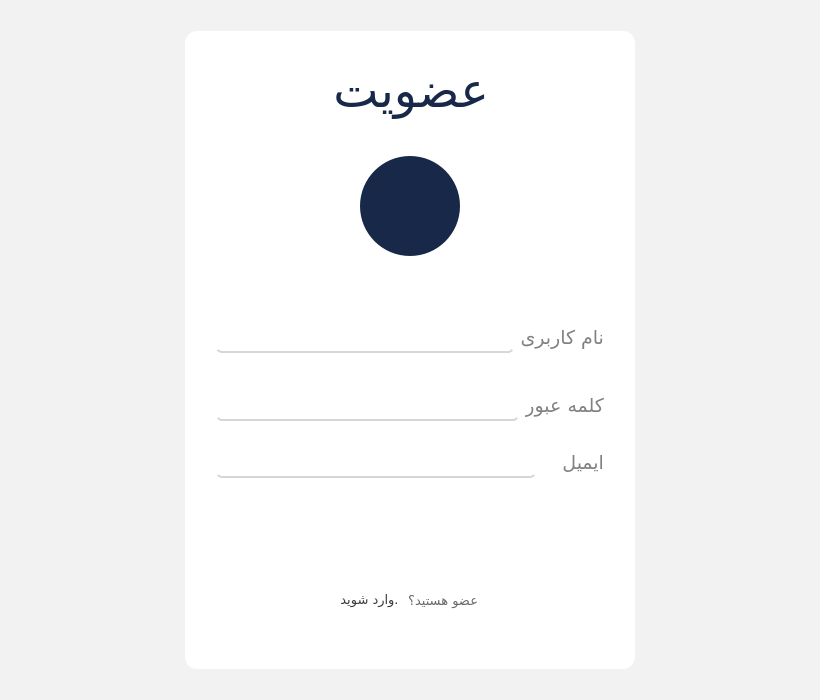
Old version of the form mainwindow.ui in the repository seyedmahdii/cinema_project.
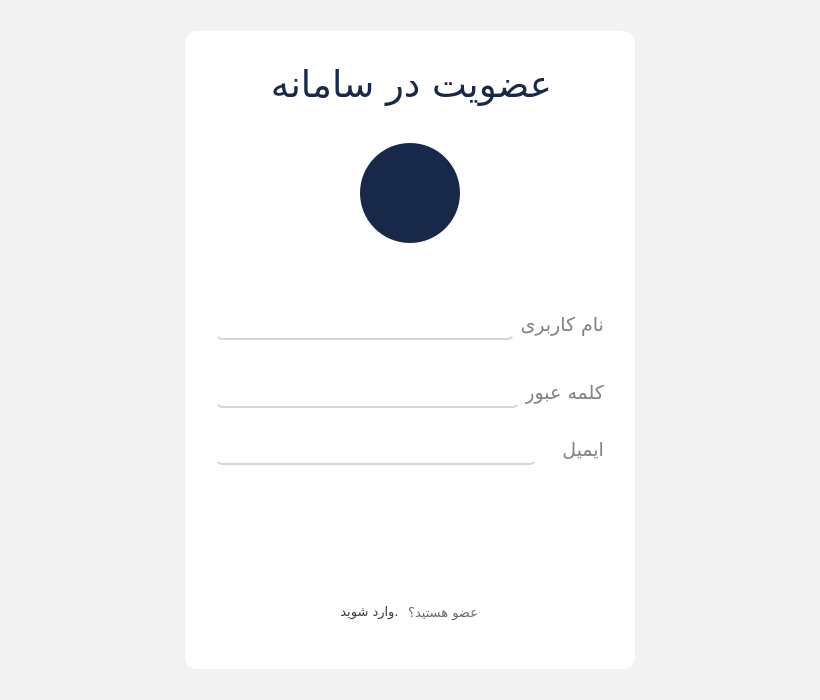
New version of the form. Icons and pictures are not drawn.

Patch:
```diff
--- a/mainwindow.ui
+++ b/mainwindow.ui
@@ -22,10 +22,6 @@
   <property name="styleSheet">
    <string notr="true">#MainWindow{
 	background-color: red;
-    display: grid;
-    place-items: center;
-    width: 100%;
-    min-height: 100vh;
 }</string>
   </property>
   <widget class="QWidget" name="centralWidget">
@@ -43,10 +39,6 @@
    <property name="styleSheet">
     <string notr="true">#centralWidget{
 	background-color: #f2f2f2;
-    display: grid;
-    place-items: center;
-    width: 100%;
-    min-height: 100vh;
 }
 #section_center{
     background-color: white;
@@ -162,29 +154,27 @@
              </spacer>
             </item>
             <item>
+             <layout class="QVBoxLayout" name="title_wrapper">
+              <property name="rightMargin">
+               <number>0</number>
+              </property>
+              <item>
              <widget class="QLabel" name="title">
-              <property name="minimumSize">
-               <size>
-                <width>135</width>
-                <height>0</height>
-               </size>
-              </property>
               <property name="font">
                <font>
                 <family>B Yekan</family>
-                <pointsize>36</pointsize>
-               </font>
-              </property>
-              <property name="mouseTracking">
-               <bool>false</bool>
-              </property>
-              <property name="layoutDirection">
-               <enum>Qt::RightToLeft</enum>
+                  <pointsize>28</pointsize>
+                 </font>
+                </property>
+                <property name="styleSheet">
+                 <string notr="true"/>
               </property>
               <property name="text">
-               <string>عضویت</string>
-              </property>
-             </widget>
+                 <string>عضویت در سامانه</string>
+                </property>
+               </widget>
+              </item>
+             </layout>
             </item>
             <item>
              <spacer name="horizontalSpacer">
@@ -253,8 +243,8 @@
                 </property>
                 <property name="maximumSize">
                  <size>
-                  <width>95</width>
-                  <height>95</height>
+                  <width>100</width>
+                  <height>100</height>
                  </size>
                 </property>
                 <property name="styleSheet">
@@ -418,14 +408,32 @@
            <item>
             <widget class="QWidget" name="btn_wrapper" native="true">
              <layout class="QHBoxLayout" name="_2">
+              <property name="leftMargin">
+               <number>0</number>
+              </property>
               <property name="topMargin">
                <number>20</number>
               </property>
+              <property name="rightMargin">
+               <number>0</number>
+              </property>
               <property name="bottomMargin">
                <number>20</number>
               </property>
               <item alignment="Qt::AlignVCenter">
                <widget class="QPushButton" name="submit_btn">
+                <property name="minimumSize">
+                 <size>
+                  <width>0</width>
+                  <height>50</height>
+                 </size>
+                </property>
+                <property name="maximumSize">
+                 <size>
+                  <width>16777215</width>
+                  <height>16777215</height>
+                 </size>
+                </property>
                 <property name="font">
                  <font>
                   <family>B Yekan</family>
@@ -435,6 +443,9 @@
                 <property name="cursor">
                  <cursorShape>PointingHandCursor</cursorShape>
                 </property>
+                <property name="styleSheet">
+                 <string notr="true"/>
+                </property>
                 <property name="text">
                  <string>ثبت نام</string>
                 </property>
@@ -497,6 +508,9 @@
                <property name="text">
                 <string>وارد شوید.</string>
                </property>
+               <property name="default">
+                <bool>false</bool>
+               </property>
               </widget>
              </item>
              <item>
```
Left out of the diff: 9 changed lines with no effect on the pictures. Lines whose indentation alone changed are shown as unchanged.
